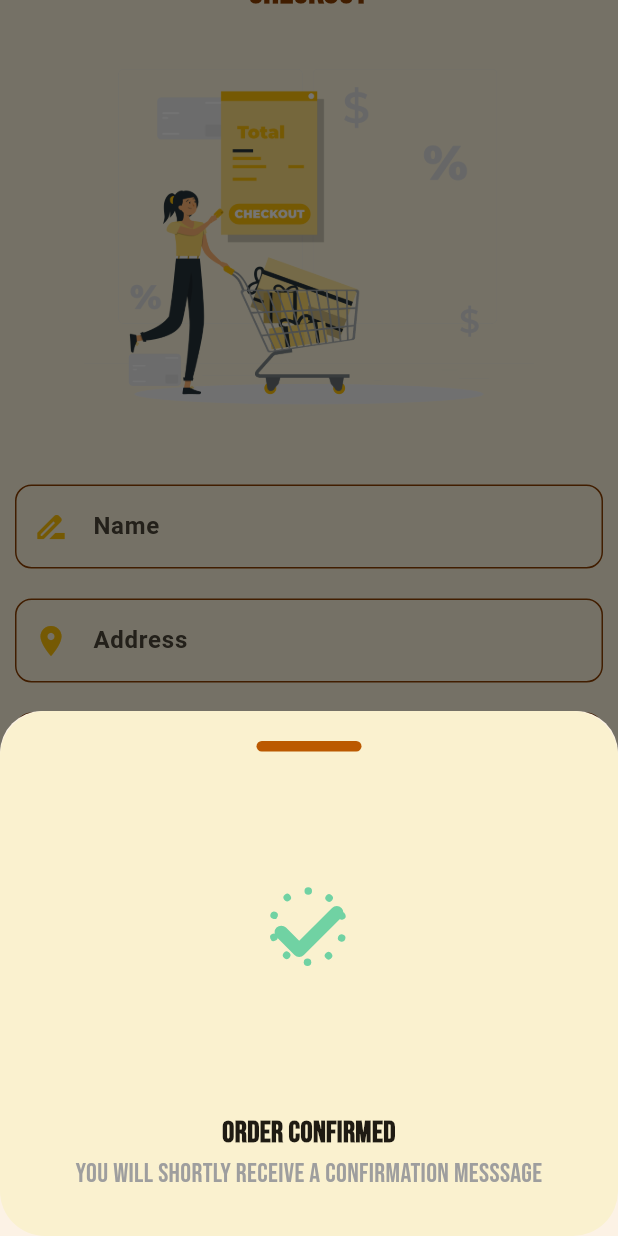
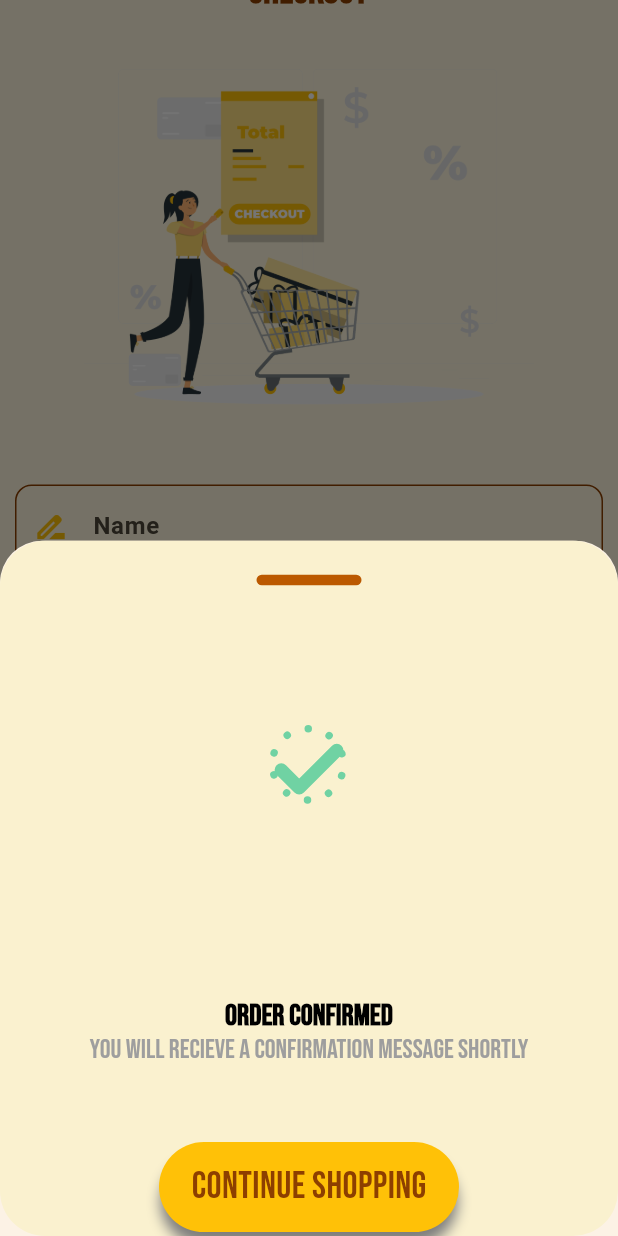
Before and after one commit to H-M-Huzaifa/bake_now-E-commerce-app-, a Flutter app: the checkout screen opened directly, scrolled down 73 dp, after a tap on "order now", on a phone screen of 412 x 824 dp. Run offline on Flutter 3.47's test engine with Material 3 defaults, Android fonts, the light colour scheme and no system bars; our stand-ins replace awesome_bottom_bar, badges, firebase_core, google_fonts, lottie; accounts and stored records are empty.

```diff
--- a/lib/UI/Screens/Checkout_Screen/Checkout.dart
+++ b/lib/UI/Screens/Checkout_Screen/Checkout.dart
@@ -275,9 +275,10 @@ class _checkoutState extends State<checkout> {
                             decoration: BoxDecoration(
                                 color: Color(0xfffaf1cf),
                                 borderRadius: BorderRadius.circular(30)),
-                            height: 350,
+                            height: double.infinity,
                             width: double.infinity,
                             child: Column(
+                              mainAxisAlignment: MainAxisAlignment.spaceEvenly,
                               children: [
                                 Padding(
                                   padding:
@@ -291,23 +292,27 @@ class _checkoutState extends State<checkout> {
                                             BorderRadius.circular(20)),
                                   ),
                                 ),
-                                Lottie.asset(frameRate: FrameRate(120),"assets/animations/checkout_animation.json"),
+                                Lottie.asset(
+                                    frameRate: FrameRate(120),
+                                    "assets/animations/checkout_animation.json"),
                                 Center(
-                                  child: Padding(
-                                    padding: const EdgeInsets.all(20),
                                   child: Column(
                                     children: [
-                                        Text(
-                                          "Order Confirmed",
-                                          textAlign: TextAlign.center,
+                                      Padding(
+                                        padding: const EdgeInsets.all(50.0),
+                                        child: RichText(textAlign: TextAlign.center,
+                                            text: TextSpan(
+                                          children: [
+                                            TextSpan(
+                                              text: "Order Confirmed",
                                               style: TextStyle(
+                                                color: Colors.black,
                                                   fontFamily: 'Bebas',
                                                   fontSize: 20,
                                                   fontWeight: FontWeight.bold),
                                             ),
-                                        Text(
-                                          "You will shortly receive a confirmation messsage",
-                                          textAlign: TextAlign.center,
+                                            TextSpan(
+                                              text: "\nYou will recieve a confirmation message shortly",
                                               style: TextStyle(
                                                 fontFamily: 'Bebas',
                                                 color: Colors.grey,
@@ -315,7 +320,40 @@ class _checkoutState extends State<checkout> {
                                               ),
                                             ),
                                           ],
+                                        )),
                                       ),
+
+                                      //Explore more
+                                      InkWell(
+                                        onTap:(){
+                                          Navigator.pushReplacement(context, MaterialPageRoute(builder: (context) => bottom_nav_bar(),));
+                                        },
+                                        child: Container(
+                                            width: 200,
+                                            height: 60,
+                                            decoration: BoxDecoration(
+                                              boxShadow: [
+                                                BoxShadow(
+                                                  color: Color(0xff7D7D7D),
+                                                  spreadRadius: -1,
+                                                  blurRadius: 7,
+                                                  offset: Offset(0, 10),
+                                                )
+                                              ],
+                                              borderRadius:
+                                                  BorderRadius.circular(30),
+                                              color: Color(0xffFFC107),
+                                            ),
+                                            child: Center(
+                                                child: Text(
+                                              "Continue Shopping",
+                                              style: TextStyle(
+                                                  fontFamily: "Bebas",
+                                                  fontSize: 25,
+                                                  color: Color(0xff8D3F00)),
+                                            ))),
+                                      ),
+                                    ],
                                   ),
                                 ),
                               ],
--- /dev/null
+++ b/lib/UI/Screens/home_screen/home_screen_provider.dart
@@ -0,0 +1,65 @@
+import 'package:flutter/material.dart';
+
+class class_homescreen_provider with ChangeNotifier{
+  List<Map<String, dynamic>> _arr_categories = [
+    {"name": "Sweets", "image": "assets/icons/ladu.png"},
+    {"name": "Cookies", "image": "assets/icons/cookie.png"},
+    {"name": "Cakes", "image": "assets/icons/cake.png"},
+    {"name": "Pastries", "image": "assets/icons/pastry.png"},
+    {"name": "Snacks", "image": "assets/icons/samosa.png"},
+    {"name": "Fast Food", "image": "assets/icons/fast-food.png"},
+  ];
+  List<Map<String, dynamic>> get arr_categories => _arr_categories ;
+
+  List<Map<String, dynamic>> _arr_items = [
+    {
+      "image": "assets/images/cake.png",
+      "name": "Chocolate Fudge",
+      "size": "3 Pound",
+      "price": "1750/-"
+    },
+    {
+      "image": "assets/images/cake2.png",
+      "name": "Strawberella",
+      "size": "2.5 Pound",
+      "price": "1250/-"
+    },
+    {
+      "image": "assets/images/cake3.png",
+      "name": "Velvet Dream",
+      "size": "5 Pound",
+      "price": "4350/-"
+    },
+    {
+      "image": "assets/images/cake4.png",
+      "name": "Oreolicious",
+      "size": "2 Pound",
+      "price": "1100/-"
+    },
+    {
+      "image": "assets/images/cake5.png",
+      "name": "Chocolava",
+      "size": "2.5 Pound",
+      "price": "1500/-"
+    },
+    {
+      "image": "assets/images/cake6.png",
+      "name": "Marry Berry",
+      "size": "8.7 Pound",
+      "price": "11,200/-"
+    },
+    {
+      "image": "assets/images/cake7.png",
+      "name": "Dreamland",
+      "size": "5 Pound",
+      "price": "3350/-"
+    },
+    {
+      "image": "assets/images/cake8.png",
+      "name": "Bubble Gummers",
+      "size": "6.5 Pound",
+      "price": "7700/-"
+    },
+  ];
+  List<Map<String, dynamic>> get arr_items => _arr_items ;
+}
--- a/pubspec.yaml
+++ b/pubspec.yaml
@@ -45,6 +45,7 @@ dependencies:
   firebase_auth: ^5.1.4
   firebase_core: ^3.3.0
   google_fonts: ^6.2.1
+  badges: ^3.1.2
 
 dev_dependencies:
   flutter_test:
```
Also changed, not shown: lib/UI/Screens/Bottom_nav_bar/nav_bar.dart (+12 -16 lines), lib/UI/Screens/home_screen/home_screen.dart (+32 -72 lines), lib/main.dart (+16 -3 lines), pubspec.lock. Lines whose indentation alone changed are shown as unchanged.
